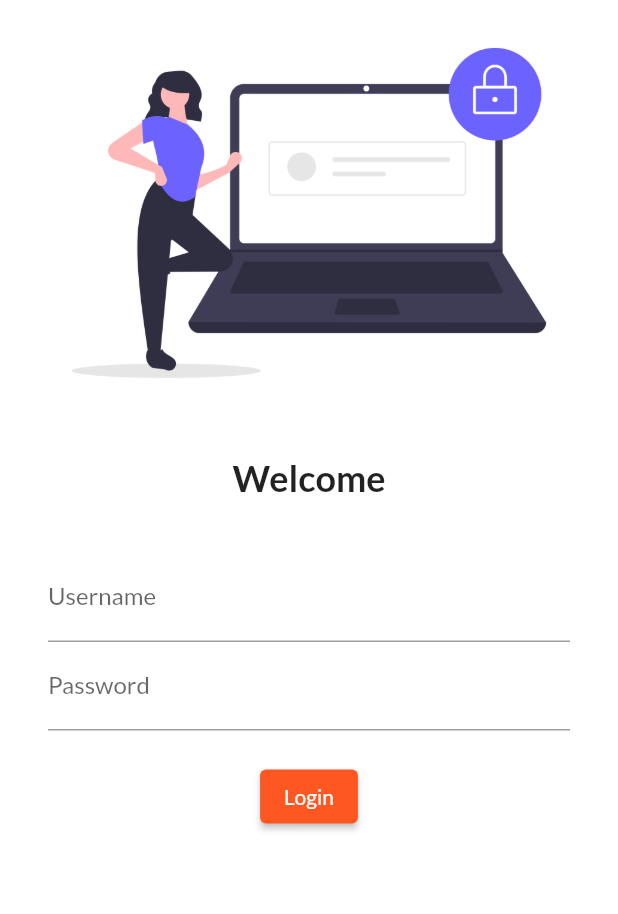
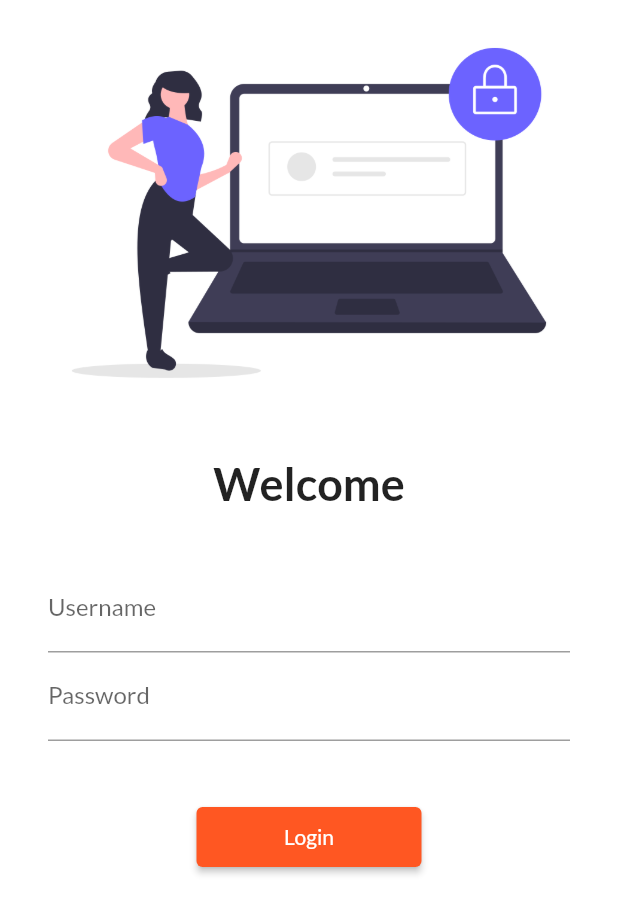
Before and after one commit to akshaypadhiyar/flutter_akshay, a Flutter app: the screen it shows after launch, on a phone screen of 412 x 824 dp. Shown: the top 914 px of the screen. Run offline on Flutter 3.47's test engine with Material 2 defaults, Android fonts, the phone set to English and light mode, and no system bars; our stand-ins replace google_fonts.

Commit message:
Day 5 completed

```diff
--- a/lib/main.dart
+++ b/lib/main.dart
@@ -2,6 +2,7 @@ import 'package:flutter/material.dart';
 import 'package:my_flutter_app/pages/home_page.dart';
 import 'package:my_flutter_app/pages/login_page.dart';
 import 'package:google_fonts/google_fonts.dart';
+import 'package:my_flutter_app/utils/routes.dart';
 
 void main() {
   runApp(MyApp());
@@ -19,9 +20,11 @@ class MyApp extends StatelessWidget {
       darkTheme: ThemeData(
         brightness: Brightness.dark,
       ),
+      initialRoute: "/",
       routes: {
         "/": (context) => LoginPage(),
-        "/login": (context) => HomePage(),
+        MyRoute.homeRoute: (context) => HomePage(),
+        MyRoute.loginRoute: (context) => LoginPage(),
       },
     );
   }
--- a/lib/pages/login_page.dart
+++ b/lib/pages/login_page.dart
@@ -1,10 +1,12 @@
 import 'package:flutter/material.dart';
+import 'package:my_flutter_app/utils/routes.dart';
 
 class LoginPage extends StatelessWidget {
   @override
   Widget build(BuildContext context) {
     return Material(
         color: Colors.white,
+        child: SingleChildScrollView(
           child: Column(
             children: [
               Image.asset(
@@ -17,7 +19,7 @@ class LoginPage extends StatelessWidget {
               Text(
                 "Welcome",
                 style: TextStyle(
-                fontSize: 24,
+                  fontSize: 30,
                   fontWeight: FontWeight.bold,
                 ),
               ),
@@ -25,8 +27,8 @@ class LoginPage extends StatelessWidget {
                 height: 20.0,
               ),
               Padding(
-              padding:
-                  const EdgeInsets.symmetric(vertical: 16.0, horizontal: 32.0),
+                padding: const EdgeInsets.symmetric(
+                    vertical: 16.0, horizontal: 32.0),
                 child: Column(
                   children: [
                     TextFormField(
@@ -43,19 +45,20 @@ class LoginPage extends StatelessWidget {
                       ),
                     ),
                     SizedBox(
-                    height: 20.0,
+                      height: 40.0,
                     ),
                     ElevatedButton(
                       child: Text("Login"),
-                    style: TextButton.styleFrom(),
+                      style: TextButton.styleFrom(minimumSize: Size(150, 40)),
                       onPressed: () {
-                      print("Hi Akshay");
+                        Navigator.pushNamed(context, MyRoute.homeRoute);
                       },
                     ),
                   ],
                 ),
               )
             ],
+          ),
         ));
   }
 }
--- /dev/null
+++ b/lib/utils/routes.dart
@@ -0,0 +1,4 @@
+class MyRoute {
+  static String loginRoute = "/login";
+  static String homeRoute = "/home";
+}
```
Lines whose indentation alone changed are shown as unchanged.
